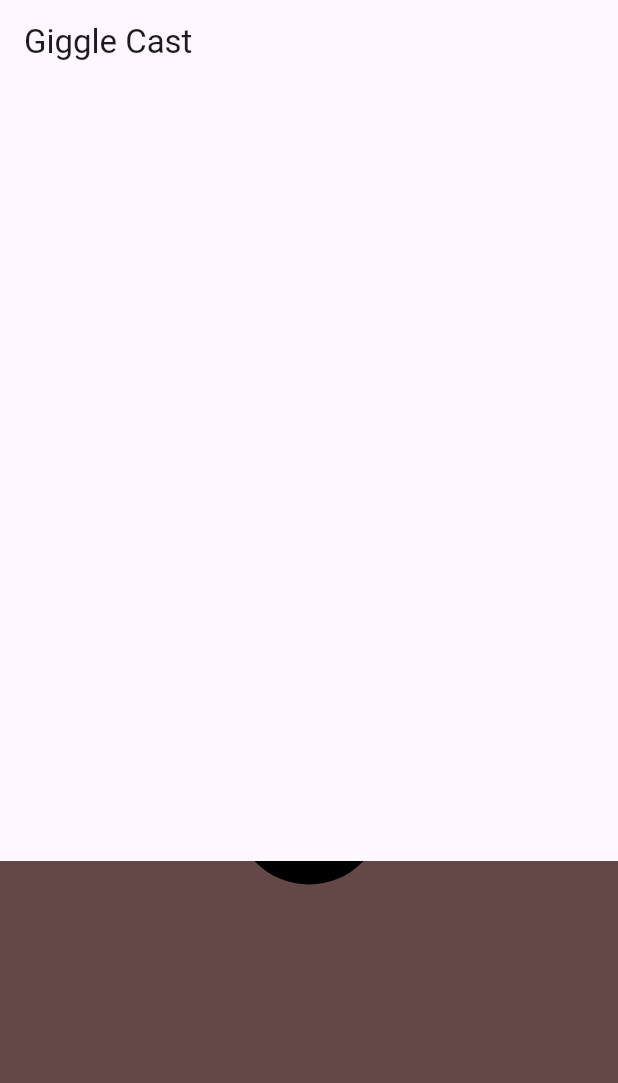
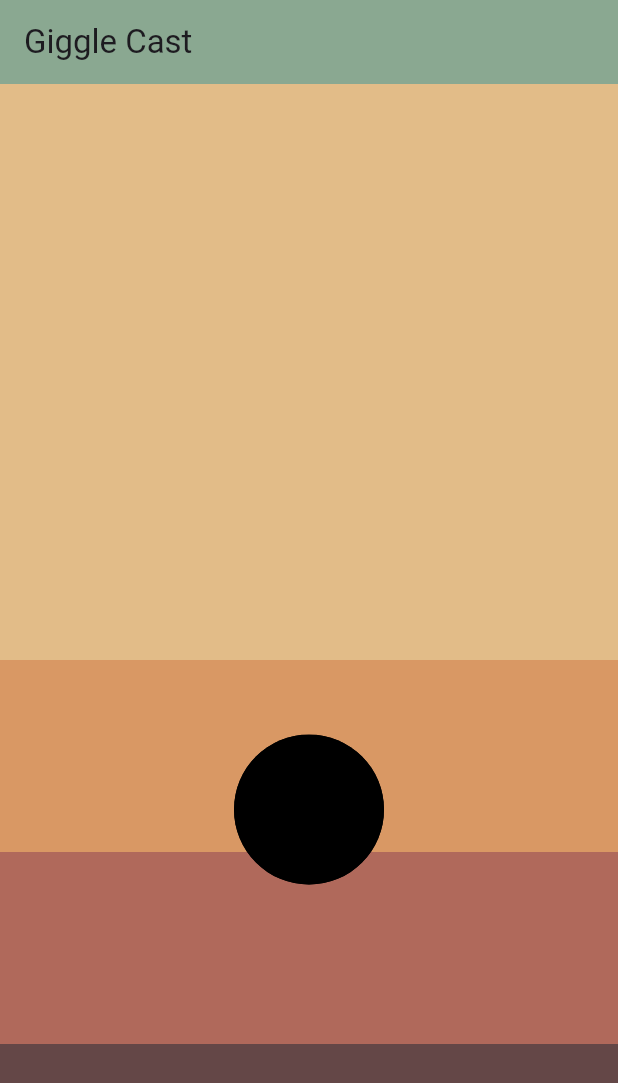
Before and after one commit to manirahmanzadeh/Giggle-Cast, a Flutter app: the screen it shows after launch, on a phone screen of 412 x 824 dp. Shown: the top 1083 px of the screen. Run offline on Flutter 3.47's test engine with Material 3 defaults, Android fonts, the phone set to English and light mode, and no system bars.

Commit message:
curtain animations applied

```diff
--- a/lib/components/curtain1.dart
+++ b/lib/components/curtain.dart
@@ -1,14 +1,17 @@
 import 'package:flutter/material.dart';
 import 'package:weather/components/reveal_clipper.dart';
-import 'package:weather/constants/colors.dart';
 
-class Curtain1 extends StatelessWidget {
-  const Curtain1({
+class Curtain extends StatelessWidget {
+  const Curtain({
     super.key,
-    required this.containerHeight,
+    required this.height,
+    required this.curtainColor,
+    required this.openCurtain,
   });
 
-  final double containerHeight;
+  final double height;
+  final Color curtainColor;
+  final Function() openCurtain;
 
   @override
   Widget build(BuildContext context) {
@@ -20,12 +23,15 @@ class Curtain1 extends StatelessWidget {
         Column(
           mainAxisAlignment: MainAxisAlignment.end,
           children: [
-            Container(
-              key: curtainKey,
-              color: AppColors.curtain1,
-              width: MediaQuery.sizeOf(context).width,
-              height: containerHeight,
-            ),
+            InkWell(
+              onTap: openCurtain,
+              child: Container(
+                key: curtainKey,
+                color: curtainColor,
+                width: MediaQuery.sizeOf(context).width,
+                height: height,
+              ),
+            )
           ],
         ),
         Positioned(
--- a/lib/screens/home_screen.dart
+++ b/lib/screens/home_screen.dart
@@ -1,6 +1,7 @@
 import 'package:flutter/material.dart';
+import 'package:weather/constants/colors.dart';
 
-import '../components/curtain1.dart';
+import '../components/curtain.dart';
 
 class HomeScreen extends StatefulWidget {
   const HomeScreen({super.key});
@@ -9,16 +10,149 @@ class HomeScreen extends StatefulWidget {
   State<HomeScreen> createState() => _HomeScreenState();
 }
 
-class _HomeScreenState extends State<HomeScreen> {
+class _HomeScreenState extends State<HomeScreen> with TickerProviderStateMixin {
+  AnimationController? _curtain3animationController;
+  Animation<double>? _curtain3sizeAnimation;
+
+  AnimationController? _curtain2animationController;
+  Animation<double>? _curtain2sizeAnimation;
+
+  AnimationController? _curtain1animationController;
+  Animation<double>? _curtain1sizeAnimation;
+
+  @override
+  void initState() {
+    WidgetsBinding.instance.addPostFrameCallback((_) {
+      double screenHeight = MediaQuery.of(context).size.height;
+      double appBarHeight = AppBar().preferredSize.height;
+      double statusBarHeight = MediaQuery.of(context).padding.top;
+      double bodyHeight = screenHeight - appBarHeight - statusBarHeight;
+
+      setState(() {
+        _curtain3animationController = AnimationController(
+          vsync: this,
+          duration: const Duration(milliseconds: 350),
+        );
+        _curtain3sizeAnimation = Tween<double>(
+          begin: bodyHeight / 6 * 3,
+          end: bodyHeight / 6 * 5,
+        ).animate(CurvedAnimation(parent: _curtain3animationController!, curve: Curves.ease));
+
+        _curtain3animationController!.addListener(() {
+          setState(() {});
+        });
+
+        _curtain2animationController = AnimationController(
+          vsync: this,
+          duration: const Duration(milliseconds: 350),
+        );
+        _curtain2sizeAnimation = Tween<double>(
+          begin: bodyHeight / 6 * 2,
+          end: bodyHeight / 6 * 4,
+        ).animate(CurvedAnimation(parent: _curtain2animationController!, curve: Curves.ease));
+
+        _curtain2animationController!.addListener(() {
+          setState(() {});
+        });
+
+        _curtain1animationController = AnimationController(
+          vsync: this,
+          duration: const Duration(milliseconds: 350),
+        );
+        _curtain1sizeAnimation = Tween<double>(
+          begin: bodyHeight / 6,
+          end: bodyHeight / 6 * 3,
+        ).animate(CurvedAnimation(parent: _curtain1animationController!, curve: Curves.ease));
+
+        _curtain1animationController!.addListener(() {
+          setState(() {});
+        });
+      });
+    });
+    super.initState();
+  }
+
+  _openCurtain4() {
+    //close all curtains:
+    if (_curtain3animationController?.status == AnimationStatus.completed) {
+      _curtain3animationController?.reverse();
+    }
+    if (_curtain2animationController?.status == AnimationStatus.completed) {
+      _curtain2animationController?.reverse();
+    }
+    if (_curtain1animationController?.status == AnimationStatus.completed) {
+      _curtain1animationController?.reverse();
+    }
+  }
+
+  _openCurtain3() {
+    _curtain3animationController?.forward();
+    //close other curtains
+    if (_curtain2animationController?.status == AnimationStatus.completed) {
+      _curtain2animationController?.reverse();
+    }
+    if (_curtain1animationController?.status == AnimationStatus.completed) {
+      _curtain1animationController?.reverse();
+    }
+  }
+
+  _openCurtain2() {
+    _curtain2animationController?.forward();
+    //if curtain 3 is not opened should be opened (because it's behind curtain 2)
+    if (_curtain3animationController?.status != AnimationStatus.completed) {
+      _curtain3animationController?.forward();
+    }
+    //if curtain 1 is open then close it
+    if (_curtain1animationController?.status == AnimationStatus.completed) {
+      _curtain1animationController?.reverse();
+    }
+  }
+
+  _openCurtain1() {
+    _curtain1animationController?.forward();
+    //all other curtains must be opened
+    if (_curtain3animationController?.status != AnimationStatus.completed) {
+      _curtain3animationController?.forward();
+    }
+    if (_curtain2animationController?.status != AnimationStatus.completed) {
+      _curtain2animationController?.forward();
+    }
+  }
+
   @override
   Widget build(BuildContext context) {
+    double screenHeight = MediaQuery.of(context).size.height;
+    double appBarHeight = AppBar().preferredSize.height;
+    double statusBarHeight = MediaQuery.of(context).padding.top;
+    double bodyHeight = screenHeight - appBarHeight - statusBarHeight;
     return Scaffold(
+      backgroundColor: AppColors.curtain4,
       appBar: AppBar(
         title: const Text('Giggle Cast'),
+        backgroundColor: AppColors.appbarColor,
       ),
-      body: const Stack(
+      body: Stack(
         children: [
-          Curtain1(containerHeight: 250),
+          Curtain(
+            height: bodyHeight,
+            curtainColor: AppColors.curtain4,
+            openCurtain: _openCurtain4,
+          ),
+          Curtain(
+            height: _curtain3sizeAnimation?.value ?? bodyHeight / 6 * 3,
+            curtainColor: AppColors.curtain3,
+            openCurtain: _openCurtain3,
+          ),
+          Curtain(
+            height: _curtain2sizeAnimation?.value ?? bodyHeight / 6 * 2,
+            curtainColor: AppColors.curtain2,
+            openCurtain: _openCurtain2,
+          ),
+          Curtain(
+            height: _curtain1sizeAnimation?.value ?? bodyHeight / 6,
+            curtainColor: AppColors.curtain1,
+            openCurtain: _openCurtain1,
+          ),
         ],
       ),
     );
```
